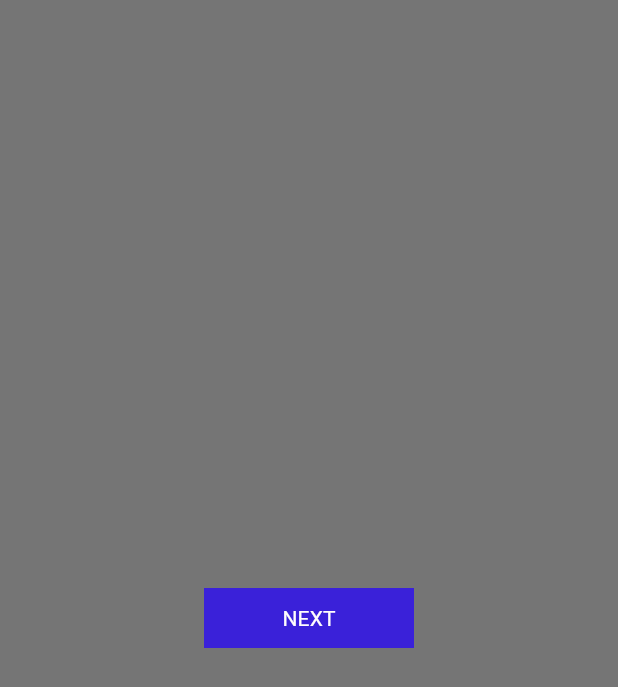
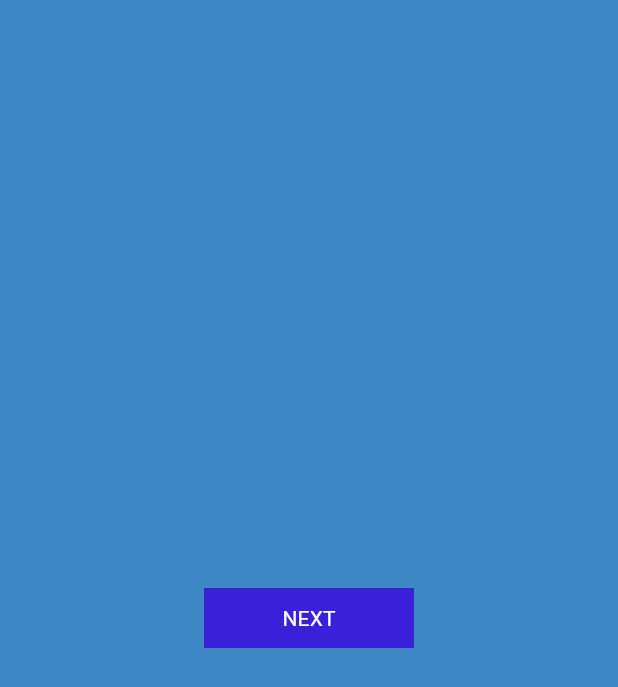
Before and after one commit to up2123205/fl_worksheet_2, a Flutter app: the screen it shows after launch, on a phone screen of 412 x 824 dp. Shown: the top 687 px of the screen. Run offline on Flutter 3.47's test engine with Material 3 defaults, Android fonts, the light colour scheme and no system bars; our stand-ins replace hive; accounts and stored records are empty.

Commit message:
change background color to #3e87c5 for a fresh look

```diff
--- a/lib/main.dart
+++ b/lib/main.dart
@@ -83,7 +83,7 @@ class MyFlutterState extends State<MyFlutterApp> {
   @override
   Widget build(BuildContext context) {
     return Scaffold(
-      backgroundColor: Colors.black54,
+      backgroundColor: const Color(0xff3e87c5),
       body: Align(
         alignment: Alignment.center,
         child: SizedBox(
```
